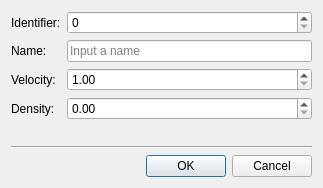
Before: the Qt Designer form console/AddingVelocityWidget.ui in feliperails/syntheticseis, drawn with Qt 5.
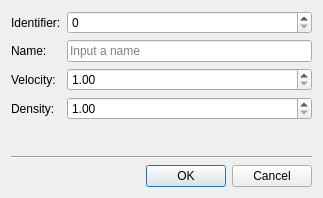
After: the same form once the commit is applied.

```diff
--- a/console/AddingVelocityWidget.ui
+++ b/console/AddingVelocityWidget.ui
@@ -7,7 +7,7 @@
     <x>0</x>
     <y>0</y>
     <width>323</width>
-    <height>175</height>
+    <height>198</height>
    </rect>
   </property>
   <property name="windowTitle">
@@ -54,7 +54,17 @@
       </widget>
      </item>
      <item row="4" column="1">
-      <widget class="QDoubleSpinBox" name="densityDoubleSpinBox"/>
+      <widget class="QDoubleSpinBox" name="densityDoubleSpinBox">
+       <property name="minimum">
+        <double>1.000000000000000</double>
+       </property>
+       <property name="maximum">
+        <double>29999.990000000001601</double>
+       </property>
+       <property name="singleStep">
+        <double>10.000000000000000</double>
+       </property>
+      </widget>
      </item>
      <item row="0" column="0">
       <widget class="QLabel" name="label">
```
Left out of the diff: 6 changed lines with no effect on the pictures.
